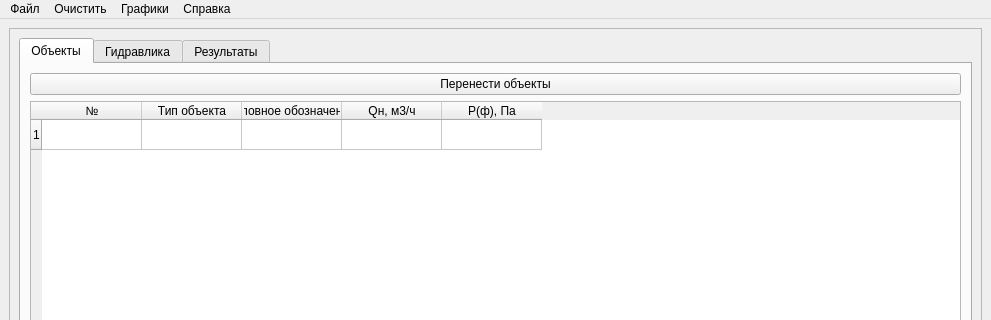
Before: the Qt Designer form gasgui.ui in FrostEasy54/multivar-calc-of-gas-network, drawn with Qt 5; both pictures show x 0 to 991 and y 0 to 320 of the 991 by 692 pixel window.
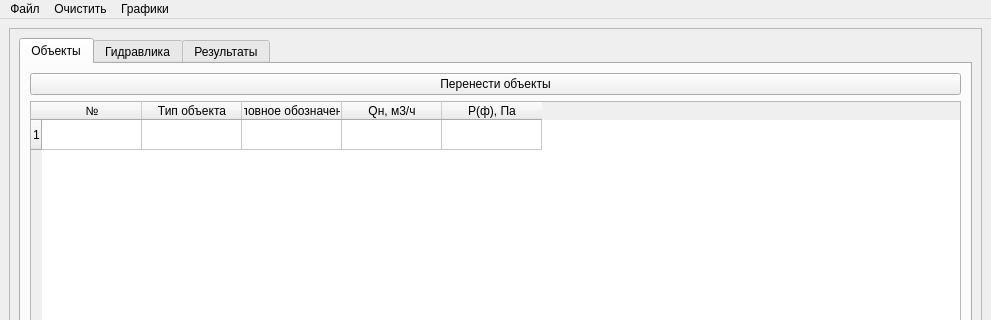
After: the same form once the commit is applied.

```diff
--- a/gasgui.ui
+++ b/gasgui.ui
@@ -365,14 +365,6 @@
     <addaction name="SaveMenu"/>
     <addaction name="LoadMenu"/>
    </widget>
-   <widget class="QMenu" name="about">
-    <property name="title">
-     <string>Справка</string>
-    </property>
-    <addaction name="actionTutorial"/>
-    <addaction name="actionAuthors"/>
-    <addaction name="actionNormativeDocs"/>
-   </widget>
    <widget class="QMenu" name="clear">
     <property name="title">
      <string>Очистить</string>
@@ -390,7 +382,6 @@
    <addaction name="menu"/>
    <addaction name="clear"/>
    <addaction name="graphs"/>
-   <addaction name="about"/>
   </widget>
   <widget class="QStatusBar" name="statusbar"/>
   <action name="close_file">
```
